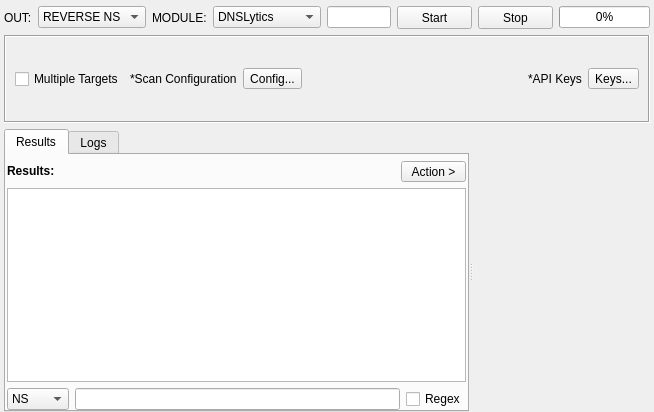
Qt form sub3suite/src/enums/ns/NSEnum.ui (3nock/OTE) before a commit.
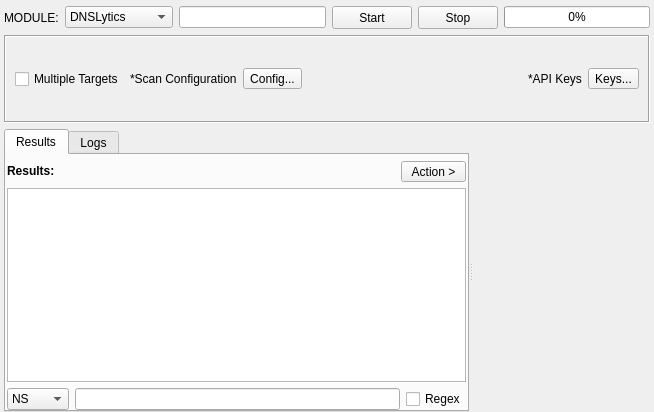
The same form after that commit. Custom widgets are drawn as their Qt base class.

```diff
--- a/sub3suite/src/enums/ns/NSEnum.ui
+++ b/sub3suite/src/enums/ns/NSEnum.ui
@@ -28,28 +28,6 @@
    </property>
    <item>
     <layout class="QHBoxLayout" name="horizontalLayout">
-     <item>
-      <widget class="QLabel" name="labelOut">
-       <property name="text">
-        <string>OUT:</string>
-       </property>
-      </widget>
-     </item>
-     <item>
-      <widget class="QComboBox" name="comboBoxOption">
-       <property name="minimumSize">
-        <size>
-         <width>0</width>
-         <height>0</height>
-        </size>
-       </property>
-       <item>
-        <property name="text">
-         <string>REVERSE NS</string>
-        </property>
-       </item>
-      </widget>
-     </item>
      <item>
       <widget class="QLabel" name="labelModule">
        <property name="text">
```
